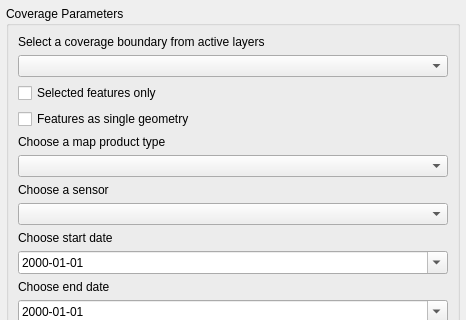
First picture: the form in geosys/ui/templates/geosys_dockwidget_base.ui, repository earthdaily/qgis-plugin, before the edit; both pictures show x 0 to 466 and y 0 to 320 of the 466 by 657 pixel window.
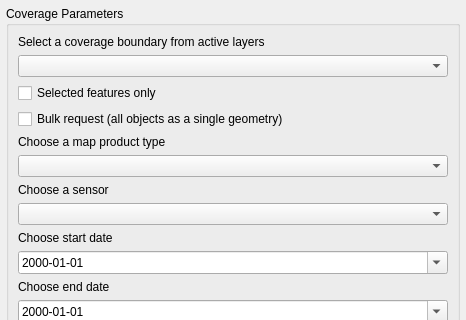
Second picture: the form after the edit.

What changed in the file:
```diff
--- a/geosys/ui/templates/geosys_dockwidget_base.ui
+++ b/geosys/ui/templates/geosys_dockwidget_base.ui
@@ -115,7 +115,7 @@
            <item>
             <widget class="QCheckBox" name="single_geometry_checkbox">
              <property name="text">
-              <string>Features as single geometry</string>
+              <string>Bulk request (all objects as a single geometry)</string>
              </property>
             </widget>
            </item>
```
